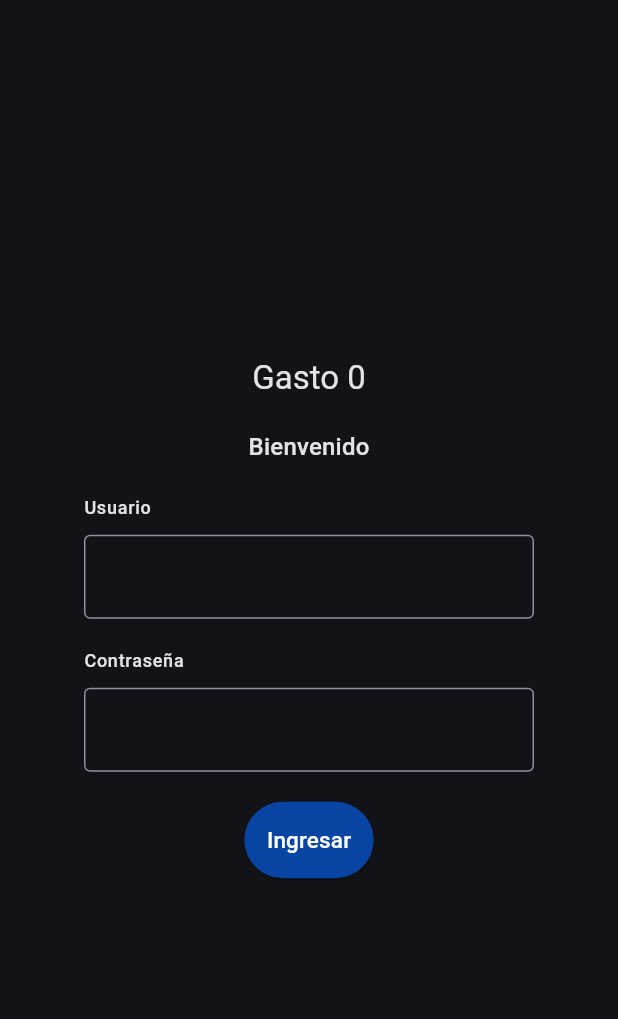
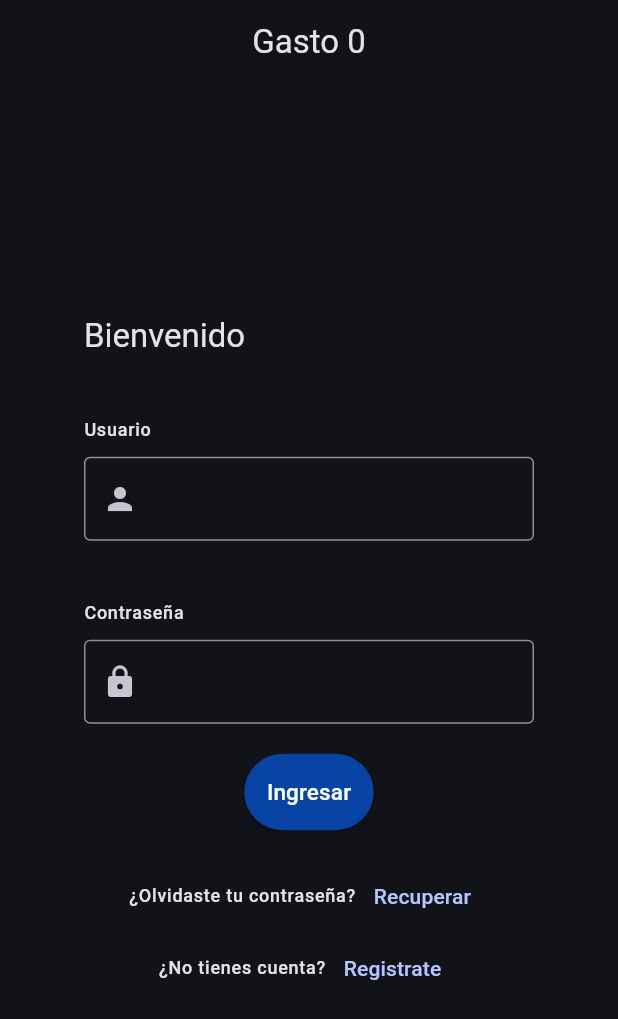
Before and after one commit to EAhumada08/gasto-0, a Flutter app: the screen it shows after launch, after a tap on "Ingresar", on a phone screen of 412 x 824 dp. Shown: the top 1019 px of the screen. Run offline on Flutter 3.47's test engine with Material 3 defaults, Android fonts, the phone set to English and light mode, and no system bars.

```diff
--- a/lib/features/auth/screens/login.dart
+++ b/lib/features/auth/screens/login.dart
@@ -1,4 +1,5 @@
 import 'package:flutter/material.dart';
+import 'package:gasto_0/features/auth/screens/sigup.dart';
 import 'package:gasto_0/features/auth/widgets/input_login.dart';
 
 class Login extends StatefulWidget {
@@ -9,36 +10,51 @@ class Login extends StatefulWidget {
 }
 
 class _LoginState extends State<Login> {
-  final TextEditingController _userController = TextEditingController();
-  final TextEditingController _passwordController = TextEditingController();
+  final TextEditingController userController = TextEditingController();
+
+  final TextEditingController passwordController = TextEditingController();
 
   @override
   Widget build(BuildContext context) {
     return Scaffold(
+      appBar: AppBar(
+        centerTitle: true,
+        title: Text(
+          textAlign: TextAlign.center,
+          'Gasto 0',
+          style: Theme.of(context).primaryTextTheme.titleLarge,
+        ),
+      ),
       body: Center(
-        child: Container(
+        child: SizedBox(
           width: 350,
           height: 500,
           child: Column(
             mainAxisAlignment: MainAxisAlignment.center,
             spacing: 20,
             children: [
-              Text(
-                'Gasto 0',
-                style: Theme.of(context).primaryTextTheme.titleLarge,
+              Column(
+                crossAxisAlignment: CrossAxisAlignment.start,
+                spacing: 40,
+                children: [
+                  Text('Bienvenido',
+                      style: Theme.of(context).primaryTextTheme.titleLarge),
+                  Inputlogin(
+                      label: 'Usuario',
+                      icono: Icons.person,
+                      controller: userController),
+                  Inputlogin(
+                      label: 'Contraseña',
+                      isPassword: true,
+                      icono: Icons.lock,
+                      controller: passwordController),
+                ],
               ),
-              Text('Bienvenido',
-                  style: Theme.of(context).primaryTextTheme.titleMedium),
-              Inputlogin(label: 'Usuario', controller: _userController),
-              Inputlogin(
-                  label: 'Contraseña',
-                  isPassword: true,
-                  controller: _passwordController),
               ElevatedButton(
                 onPressed: () {
-                  print(_passwordController.text);
-                  _passwordController.clear();
-                  _userController.clear();
+                  print(passwordController.text);
+                  passwordController.clear();
+                  userController.clear();
                 },
                 style: ButtonStyle(
                   padding: WidgetStatePropertyAll(EdgeInsets.all(15)),
@@ -50,6 +66,40 @@ class _LoginState extends State<Login> {
                   style: TextStyle(color: Colors.white, fontSize: 15),
                 ),
               ),
+              Column(
+                crossAxisAlignment: CrossAxisAlignment.center,
+                children: [
+                  Row(
+                    mainAxisSize: MainAxisSize.min,
+                    children: [
+                      Text('¿Olvidaste tu contraseña?',
+                          style:
+                              Theme.of(context).primaryTextTheme.labelMedium),
+                      TextButton(
+                        child: Text('Recuperar'),
+                        onPressed: () {},
+                      )
+                    ],
+                  ),
+                  Row(
+                    mainAxisSize: MainAxisSize.min,
+                    children: [
+                      Text('¿No tienes cuenta?',
+                          style:
+                              Theme.of(context).primaryTextTheme.labelMedium),
+                      TextButton(
+                        child: Text('Registrate'),
+                        onPressed: () {
+                          Navigator.push(
+                              context,
+                              MaterialPageRoute(
+                                  builder: (context) => SignUp()));
+                        },
+                      )
+                    ],
+                  ),
+                ],
+              )
             ],
           ),
         ),
```
